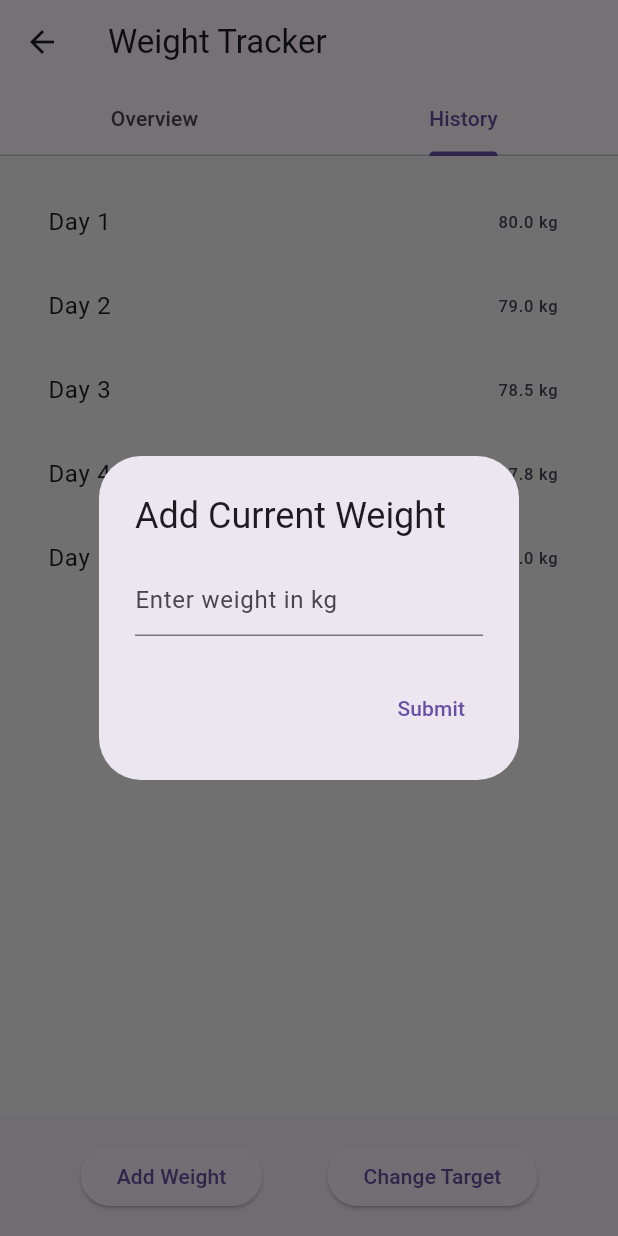
After one commit to ReykarKoisa/SoftEngProject, a Flutter app: the WeightTracker screen opened by its route, tab 2 chosen, after a tap on "Add Weight", on a phone screen of 412 x 824 dp. The commit adds this screen. Run offline on Flutter 3.47's test engine with Material 3 defaults, Android fonts, the phone set to English and light mode, and no system bars; our stand-ins replace fl_chart.

Commit message:
Add weight tracker

```diff
--- a/soft_eng_code/lib/main.dart
+++ b/soft_eng_code/lib/main.dart
@@ -2,6 +2,7 @@
 import 'package:flutter/material.dart';
 import 'package:soft_eng_code/bmi_tracker.dart';
 import 'package:soft_eng_code/recipe_list_screen.dart';// ← your real BMI tracker widget
+import 'package:soft_eng_code/weight_tracker.dart'; // <-- Import WeightTracker
 
 void main() => runApp(const FitnessApp());
 
@@ -24,7 +25,7 @@ class FitnessApp extends StatelessWidget {
         '/':         (c) => const WelcomePage(),
         '/home':     (c) => const HomePage(),
         '/bmi':      (c) => const InputPage(),
-        '/weight':   (c) => const PlaceholderScreen(title: 'Weight Tracker'),
+        '/weight':   (c) => const WeightTracker(),  // <-- Add the route
         '/exercises':(c) => const PlaceholderScreen(title: 'Exercises'),
         '/recipes':  (c) => const RecipeListScreen(),
         '/health':   (c) => const PlaceholderScreen(title: 'Health Info'),
@@ -129,7 +130,9 @@ class HomePage extends StatelessWidget {
               const SizedBox(height: 16),
 
               // ─── Graph Placeholder ─────────────────────────────
-              Container(
+              GestureDetector(
+                onTap: () => Navigator.pushNamed(context, '/weight'),
+                child: Container(
                   height: 200,
                   decoration: BoxDecoration(
                     gradient: LinearGradient(
@@ -145,7 +148,7 @@ class HomePage extends StatelessWidget {
                   child: Center(
                     child: Column(
                       mainAxisAlignment: MainAxisAlignment.center,
-                    children: const [
+                      children: [
                         Icon(Icons.show_chart, size: 64, color: Colors.deepPurpleAccent),
                         SizedBox(height: 8),
                         Text(
@@ -153,6 +156,7 @@ class HomePage extends StatelessWidget {
                           style: TextStyle(fontSize: 18, fontWeight: FontWeight.w600),
                         ),
                       ],
+                    ),
                   ),
                 ),
               ),
@@ -164,6 +168,7 @@ class HomePage extends StatelessWidget {
                 style: TextStyle(fontSize: 20, fontWeight: FontWeight.w600),
               ),
               const SizedBox(height: 12),
+
 
               // ─── Feature Cards ────────────────────────────────
               Expanded(
--- /dev/null
+++ b/soft_eng_code/lib/weight_tracker.dart
@@ -0,0 +1,238 @@
+import 'package:flutter/material.dart';
+import 'package:fl_chart/fl_chart.dart';
+
+class WeightTracker extends StatefulWidget {
+  const WeightTracker({super.key});
+
+  @override
+  _WeightTrackerState createState() => _WeightTrackerState();
+}
+
+class _WeightTrackerState extends State<WeightTracker> {
+  List<WeightEntry> weightEntries = [
+    WeightEntry(day: 1, weight: 80),
+    WeightEntry(day: 2, weight: 79),
+    WeightEntry(day: 3, weight: 78.5),
+    WeightEntry(day: 4, weight: 77.8),
+    WeightEntry(day: 5, weight: 77),
+  ];
+
+  double get currentWeight => weightEntries.last.weight;
+  double targetWeight = 70;
+
+  void _addCurrentWeight(double newWeight) {
+    setState(() {
+      weightEntries.add(WeightEntry(day: weightEntries.length + 1, weight: newWeight));
+    });
+  }
+
+  void _changeTargetWeight(double newTarget) {
+    setState(() {
+      targetWeight = newTarget;
+    });
+  }
+
+  void _showInputDialog(String title, Function(double) onSubmit) {
+    final controller = TextEditingController();
+    showDialog(
+      context: context,
+      builder: (_) => AlertDialog(
+        title: Text(title),
+        content: TextField(
+          controller: controller,
+          keyboardType: TextInputType.number,
+          decoration: InputDecoration(hintText: "Enter weight in kg"),
+        ),
+        actions: [
+          TextButton(
+            onPressed: () {
+              final value = double.tryParse(controller.text);
+              if (value != null) onSubmit(value);
+              Navigator.pop(context);
+            },
+            child: Text("Submit"),
+          ),
+        ],
+      ),
+    );
+  }
+
+  Widget _buildChart() {
+    List<FlSpot> spots = weightEntries
+        .map((e) => FlSpot(e.day.toDouble(), e.weight))
+        .toList();
+
+    return LineChart(
+      LineChartData(
+        minX: 1,
+        maxX: weightEntries.length.toDouble(),
+        minY: weightEntries.map((e) => e.weight).reduce((a, b) => a < b ? a : b) - 1,
+        maxY: weightEntries.map((e) => e.weight).reduce((a, b) => a > b ? a : b) + 1,
+        gridData: FlGridData(show: false),
+        titlesData: FlTitlesData(
+          bottomTitles: AxisTitles(
+            sideTitles: SideTitles(showTitles: true, reservedSize: 32),
+          ),
+          leftTitles: AxisTitles(
+            sideTitles: SideTitles(showTitles: true, reservedSize: 28),
+          ),
+          rightTitles: AxisTitles(
+            sideTitles: SideTitles(showTitles: false),
+          ),
+          topTitles: AxisTitles(
+            sideTitles: SideTitles(showTitles: false),
+          ),
+        ),
+        borderData: FlBorderData(show: true),
+        lineBarsData: [
+          LineChartBarData(
+            isCurved: true,
+            spots: spots,
+            barWidth: 3,
+            isStrokeCapRound: true,
+            gradient: LinearGradient(colors: [Colors.deepPurple, Colors.purpleAccent]),
+            dotData: FlDotData(show: true),
+            belowBarData: BarAreaData(show: false),
+          ),
+        ],
+      ),
+    );
+  }
+
+  @override
+  Widget build(BuildContext context) {
+    return DefaultTabController(
+      length: 2,
+      child: Scaffold(
+        appBar: AppBar(
+          title: Text('Weight Tracker'),
+          bottom: TabBar(
+            tabs: [
+              Tab(text: 'Overview'),
+              Tab(text: 'History'),
+            ],
+          ),
+        ),
+        body: TabBarView(
+          children: [
+            Padding(
+              padding: const EdgeInsets.all(16.0),
+              child: Column(
+                crossAxisAlignment: CrossAxisAlignment.start,
+                children: [
+                  SizedBox(height: 200, child: _buildChart()),
+                  SizedBox(height: 16),
+                  Container(
+                    padding: const EdgeInsets.all(16),
+                    decoration: BoxDecoration(
+                      borderRadius: BorderRadius.circular(16),
+                      gradient: LinearGradient(
+                        colors: [Colors.deepPurple, Colors.purpleAccent],
+                        begin: Alignment.topLeft,
+                        end: Alignment.bottomRight,
+                      ),
+                      boxShadow: [
+                        BoxShadow(
+                          color: Colors.black26,
+                          blurRadius: 8,
+                          offset: Offset(0, 4),
+                        ),
+                      ],
+                    ),
+                    child: Column(
+                      crossAxisAlignment: CrossAxisAlignment.start,
+                      children: [
+                        Text(
+                          "Your Progress",
+                          style: TextStyle(
+                            fontSize: 20,
+                            fontWeight: FontWeight.bold,
+                            color: Colors.white,
+                          ),
+                        ),
+                        const SizedBox(height: 12),
+                        Row(
+                          mainAxisAlignment: MainAxisAlignment.spaceBetween,
+                          children: [
+                            Column(
+                              crossAxisAlignment: CrossAxisAlignment.start,
+                              children: [
+                                Text("Current", style: TextStyle(color: Colors.white70)),
+                                Text(
+                                  "${currentWeight.toStringAsFixed(1)} kg",
+                                  style: TextStyle(color: Colors.white, fontSize: 18),
+                                ),
+                              ],
+                            ),
+                            Column(
+                              crossAxisAlignment: CrossAxisAlignment.end,
+                              children: [
+                                Text("Target", style: TextStyle(color: Colors.white70)),
+                                Text(
+                                  "${targetWeight.toStringAsFixed(1)} kg",
+                                  style: TextStyle(color: Colors.white, fontSize: 18),
+                                ),
+                              ],
+                            ),
+                          ],
+                        ),
+                        const SizedBox(height: 12),
+                        ClipRRect(
+                          borderRadius: BorderRadius.circular(8),
+                          child: LinearProgressIndicator(
+                            minHeight: 10,
+                            value: ((weightEntries.first.weight - currentWeight) /
+                                (weightEntries.first.weight - targetWeight))
+                                .clamp(0.0, 1.0),
+                            backgroundColor: Colors.white24,
+                            valueColor: AlwaysStoppedAnimation<Color>(Colors.white),
+                          ),
+                        ),
+                      ],
+                    ),
+                  ),
+                ],
+              ),
+            ),
+            ListView.builder(
+              padding: const EdgeInsets.all(16.0),
+              itemCount: weightEntries.length,
+              itemBuilder: (context, index) {
+                final entry = weightEntries[index];
+                return ListTile(
+                  title: Text("Day ${entry.day}"),
+                  trailing: Text("${entry.weight.toStringAsFixed(1)} kg"),
+                );
+              },
+            ),
+          ],
+        ),
+        bottomNavigationBar: BottomAppBar(
+          child: Padding(
+            padding: const EdgeInsets.symmetric(horizontal: 16.0, vertical: 8.0),
+            child: Row(
+              mainAxisAlignment: MainAxisAlignment.spaceAround,
+              children: [
+                ElevatedButton(
+                  onPressed: () => _showInputDialog("Add Current Weight", _addCurrentWeight),
+                  child: Text("Add Weight"),
+                ),
+                ElevatedButton(
+                  onPressed: () => _showInputDialog("Change Target Weight", _changeTargetWeight),
+                  child: Text("Change Target"),
+                ),
+              ],
+            ),
+          ),
+        ),
+      ),
+    );
+  }
+}
+
+class WeightEntry {
+  final int day;
+  final double weight;
+
+  WeightEntry({required this.day, required this.weight});
+}
--- a/soft_eng_code/pubspec.yaml
+++ b/soft_eng_code/pubspec.yaml
@@ -45,6 +45,7 @@ dev_dependencies:
   # package. See that file for information about deactivating specific lint
   # rules and activating additional ones.
   flutter_lints: ^5.0.0
+  fl_chart: ^0.63.0
 
 # For information on the generic Dart part of this file, see the
 # following page: https://dart.dev/tools/pub/pubspec
```
Also changed, not shown: soft_eng_code/pubspec.lock. Lines whose indentation alone changed are shown as unchanged.
